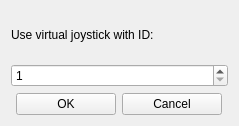
opentrack/opentrack, file ftnoir_protocol_vjoy_sf/ftnoir_vjoy_sf_controls.ui: the form before one commit.
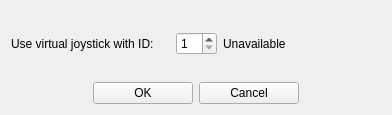
The form after the commit. Icons and pictures are not drawn.

Commit message: vJoy SF: It's impossible to change vJoy ID while tracker is active now. Settings window has got current vJoy ID status: busy, free, anavailable.

Diff of the .ui file:
```diff
--- a/ftnoir_protocol_vjoy_sf/ftnoir_vjoy_sf_controls.ui
+++ b/ftnoir_protocol_vjoy_sf/ftnoir_vjoy_sf_controls.ui
@@ -9,8 +9,8 @@
    <rect>
     <x>0</x>
     <y>0</y>
-    <width>239</width>
-    <height>126</height>
+    <width>392</width>
+    <height>115</height>
    </rect>
   </property>
   <property name="windowTitle">
@@ -28,14 +28,28 @@
   </property>
   <layout class="QVBoxLayout" name="_vertical_layout">
    <item>
+    <layout class="QHBoxLayout" name="horizontalLayout_3" stretch="0,0,0">
+     <property name="sizeConstraint">
+      <enum>QLayout::SetDefaultConstraint</enum>
+     </property>
+     <item>
     <widget class="QLabel" name="label">
      <property name="text">
       <string>Use virtual joystick with ID:</string>
      </property>
+       <property name="wordWrap">
+        <bool>false</bool>
+       </property>
     </widget>
    </item>
    <item>
     <widget class="QSpinBox" name="sbvJoyID">
+       <property name="sizePolicy">
+        <sizepolicy hsizetype="Fixed" vsizetype="Fixed">
+         <horstretch>0</horstretch>
+         <verstretch>0</verstretch>
+        </sizepolicy>
+       </property>
      <property name="minimum">
       <number>1</number>
      </property>
@@ -43,6 +57,15 @@
       <number>16</number>
      </property>
     </widget>
+     </item>
+     <item>
+      <widget class="QLabel" name="lblvJoyStatus">
+       <property name="text">
+        <string>Unavailable</string>
+       </property>
+      </widget>
+     </item>
+    </layout>
    </item>
    <item>
     <layout class="QHBoxLayout" name="horizontalLayout">
```
Lines whose indentation alone changed are shown as unchanged. The commit also changes 3 other files.
